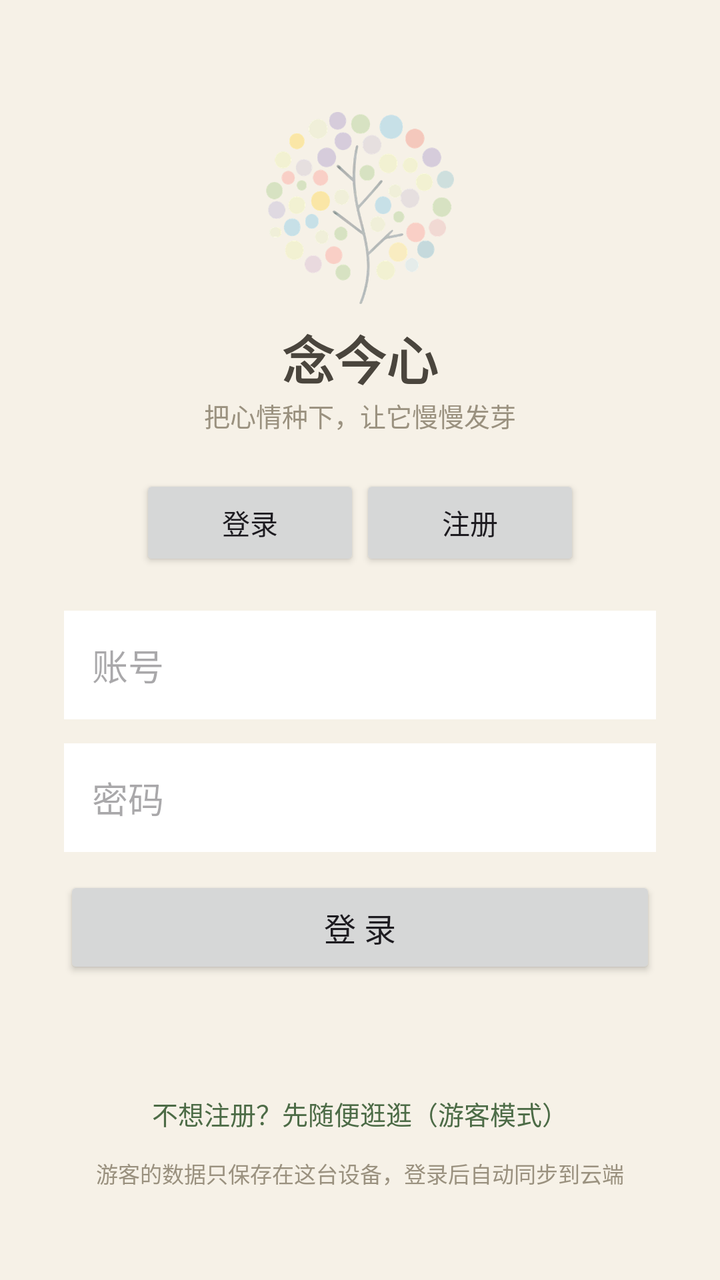
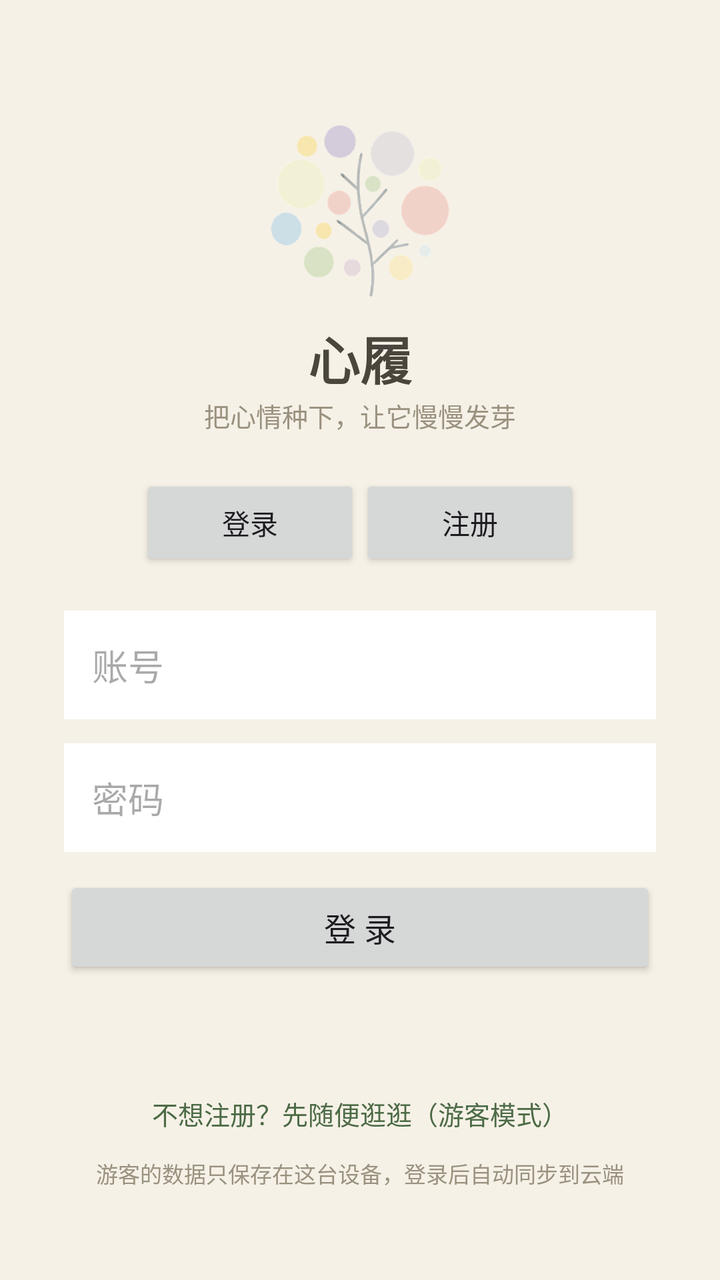

Screens rendered from an Android XML layout before and after an edit, with the pre-edit source and the edit as a unified diff.
<!-- AndroidManifest.xml: activity theme Theme.MoodTree.NoActionBar -->
<!-- res/layout/activity_login.xml -->
<?xml version="1.0" encoding="utf-8"?>
<ScrollView xmlns:android="http://schemas.android.com/apk/res/android"
    android:layout_width="match_parent"
    android:layout_height="match_parent"
    android:background="@color/bg"
    android:fillViewport="true">

    <LinearLayout
        android:layout_width="match_parent"
        android:layout_height="wrap_content"
        android:orientation="vertical"
        android:gravity="center_horizontal"
        android:padding="32dp">

        <ImageView
            android:layout_width="96dp"
            android:layout_height="96dp"
            android:src="@drawable/logo"
            android:contentDescription="念今心"
            android:layout_marginTop="24dp" />

        <TextView
            android:layout_width="wrap_content"
            android:layout_height="wrap_content"
            android:text="念今心"
            android:textSize="26sp"
            android:textStyle="bold"
            android:textColor="@color/ink"
            android:layout_marginTop="8dp" />

        <TextView
            android:layout_width="wrap_content"
            android:layout_height="wrap_content"
            android:text="把心情种下，让它慢慢发芽"
            android:textSize="13sp"
            android:textColor="@color/ink_soft"
            android:layout_marginBottom="20dp" />

        
        <LinearLayout
            android:id="@+id/tabs"
            android:layout_width="wrap_content"
            android:layout_height="wrap_content"
            android:orientation="horizontal"
            android:layout_marginBottom="20dp">

            <Button
                android:id="@+id/btnTabLogin"
                android:layout_width="wrap_content"
                android:layout_height="wrap_content"
                android:text="登录"
                android:minWidth="110dp" />

            <Button
                android:id="@+id/btnTabRegister"
                android:layout_width="wrap_content"
                android:layout_height="wrap_content"
                android:text="注册"
                android:minWidth="110dp" />
        </LinearLayout>

        <EditText
            android:id="@+id/etUsername"
            android:layout_width="match_parent"
            android:layout_height="wrap_content"
            android:hint="账号"
            android:inputType="text"
            android:maxLines="1"
            android:background="@android:color/white"
            android:padding="14dp"
            android:layout_marginBottom="12dp" />

        <EditText
            android:id="@+id/etPassword"
            android:layout_width="match_parent"
            android:layout_height="wrap_content"
            android:hint="密码"
            android:inputType="textPassword"
            android:maxLines="1"
            android:background="@android:color/white"
            android:padding="14dp"
            android:layout_marginBottom="12dp" />

        <EditText
            android:id="@+id/etPassword2"
            android:layout_width="match_parent"
            android:layout_height="wrap_content"
            android:hint="再输一遍密码"
            android:inputType="textPassword"
            android:maxLines="1"
            android:background="@android:color/white"
            android:padding="14dp"
            android:visibility="gone" />

        <LinearLayout
            android:id="@+id/agreeRow"
            android:layout_width="match_parent"
            android:layout_height="wrap_content"
            android:orientation="horizontal"
            android:gravity="center_vertical"
            android:visibility="gone"
            android:layout_marginBottom="12dp">

            <CheckBox
                android:id="@+id/cbAgree"
                android:layout_width="wrap_content"
                android:layout_height="wrap_content" />

            <TextView
                android:layout_width="wrap_content"
                android:layout_height="wrap_content"
                android:text="我已阅读并同意"
                android:textColor="@color/ink"
                android:textSize="13sp" />

            <TextView
                android:id="@+id/tvDisclaimer"
                android:layout_width="wrap_content"
                android:layout_height="wrap_content"
                android:text="《免责声明》"
                android:textColor="@color/accent_d"
                android:textSize="13sp"
                android:padding="4dp" />
        </LinearLayout>

        <Button
            android:id="@+id/btnSubmit"
            android:layout_width="match_parent"
            android:layout_height="wrap_content"
            android:text="登 录"
            android:textSize="16sp"
            android:padding="14dp" />

        <TextView
            android:id="@+id/tvStatus"
            android:layout_width="match_parent"
            android:layout_height="wrap_content"
            android:gravity="center"
            android:textColor="@color/ink_soft"
            android:textSize="13sp"
            android:layout_marginTop="12dp" />

        <TextView
            android:id="@+id/tvGuest"
            android:layout_width="wrap_content"
            android:layout_height="wrap_content"
            android:text="不想注册？先随便逛逛（游客模式）"
            android:textColor="@color/accent_d"
            android:textSize="13sp"
            android:padding="12dp"
            android:layout_marginTop="16dp" />

        <TextView
            android:layout_width="wrap_content"
            android:layout_height="wrap_content"
            android:text="游客的数据只保存在这台设备，登录后自动同步到云端"
            android:textColor="@color/ink_soft"
            android:textSize="11sp"
            android:gravity="center" />

    </LinearLayout>
</ScrollView>
<!-- resources referenced by this layout -->
<resources>
  <color name="accent_d">#4c6b46</color>
  <color name="bg">#f6f1e7</color>
  <color name="ink">#4a453d</color>
  <color name="ink_soft">#9a917f</color>
  <!-- drawable logo: png bitmap (drawable, 132959 bytes) -->
  <style name="Theme.MoodTree.NoActionBar" parent="Theme.MoodTree">
          <item name="windowActionBar">false</item>
          <item name="windowNoTitle">true</item>
      </style>
  <style name="Theme.MoodTree" parent="Theme.Material3.DayNight.NoActionBar">
          <item name="android:windowBackground">@color/bg</item>
          <item name="android:statusBarColor">@color/bg</item>
          <item name="android:windowLightStatusBar">true</item>
          <item name="colorPrimary">@color/accent</item>
          <item name="colorOnPrimary">@color/white</item>
          <item name="colorAccent">@color/accent</item>
      </style>
  <color name="accent">#7d9b76</color>
  <color name="white">#ffffff</color>
</resources>

<!-- the commit's change to res/layout/activity_login.xml (unified diff, before → after) -->
@@ -16,13 +16,13 @@
             android:layout_width="96dp"
             android:layout_height="96dp"
             android:src="@drawable/logo"
-            android:contentDescription="念今心"
+            android:contentDescription="心履"
             android:layout_marginTop="24dp" />
 
         <TextView
             android:layout_width="wrap_content"
             android:layout_height="wrap_content"
-            android:text="念今心"
+            android:text="心履"
             android:textSize="26sp"
             android:textStyle="bold"
             android:textColor="@color/ink"
